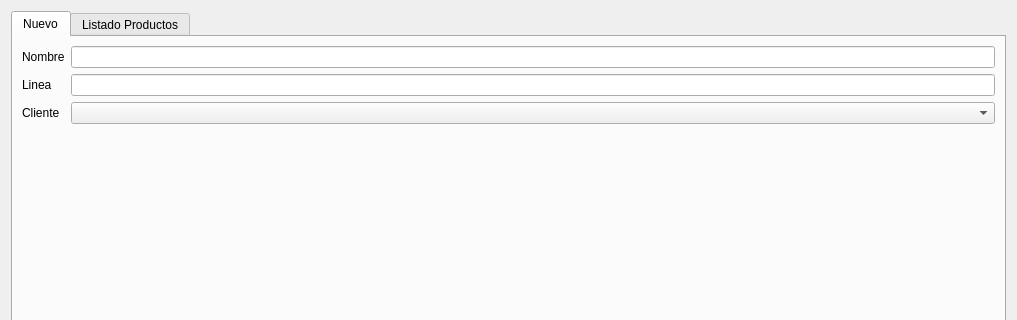
The window that productos/view/ventana_productos2.ui (jolumon/proyecto_24_25) describes before a commit, drawn with Qt 5; both pictures show x 0 to 1017 and y 0 to 320 of the 1017 by 881 pixel window.
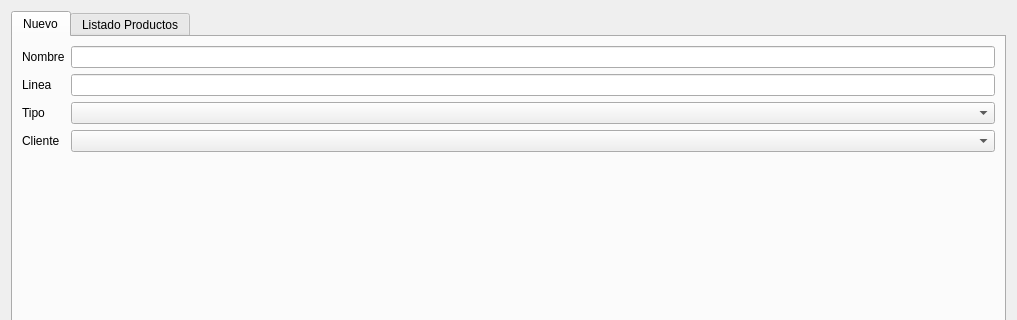
The same window after the commit. The open tabs and pages were chosen to show the change.

```diff
--- a/productos/view/ventana_productos2.ui
+++ b/productos/view/ventana_productos2.ui
@@ -53,16 +53,26 @@
          <item row="1" column="1">
           <widget class="QLineEdit" name="le_linea_prod"/>
          </item>
-         <item row="2" column="0">
+         <item row="3" column="0">
           <widget class="QLabel" name="lbl_cliente_prod">
            <property name="text">
             <string>Cliente</string>
            </property>
           </widget>
          </item>
-         <item row="2" column="1">
+         <item row="3" column="1">
           <widget class="QComboBox" name="cb_cliente_prod"/>
          </item>
+         <item row="2" column="0">
+          <widget class="QLabel" name="lbl_tipo_prod">
+           <property name="text">
+            <string>Tipo</string>
+           </property>
+          </widget>
+         </item>
+         <item row="2" column="1">
+          <widget class="QComboBox" name="cb_tipo_prod"/>
+         </item>
         </layout>
        </item>
        <item>
```
Left out of the diff: 6 changed lines with no effect on the pictures.
